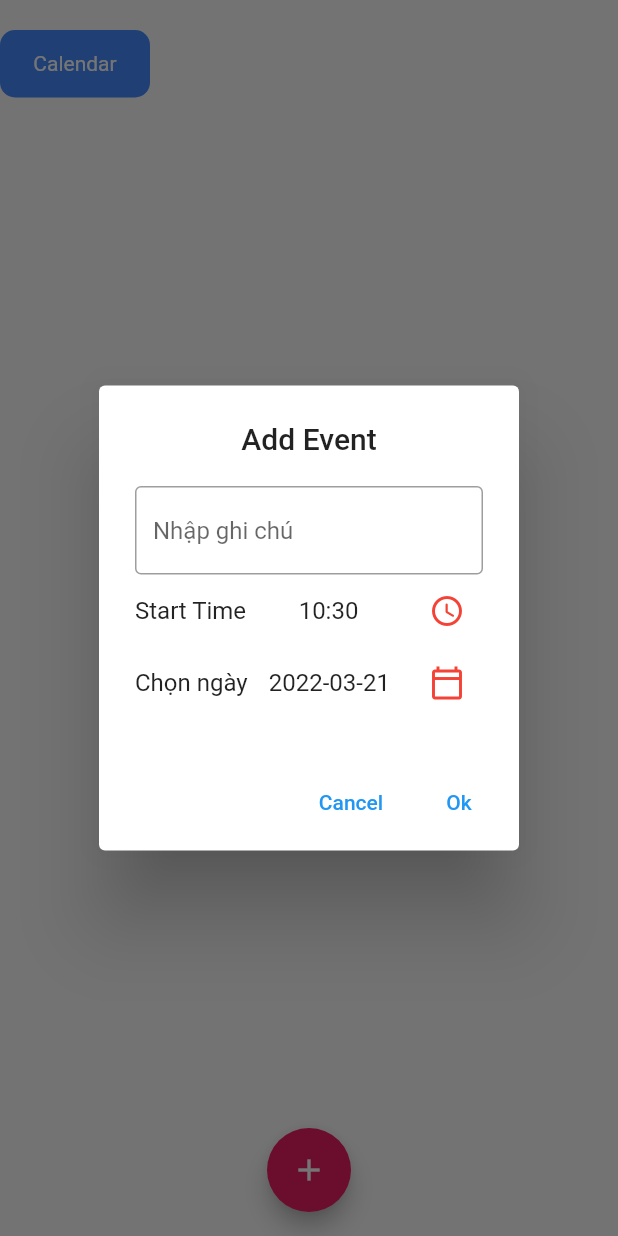
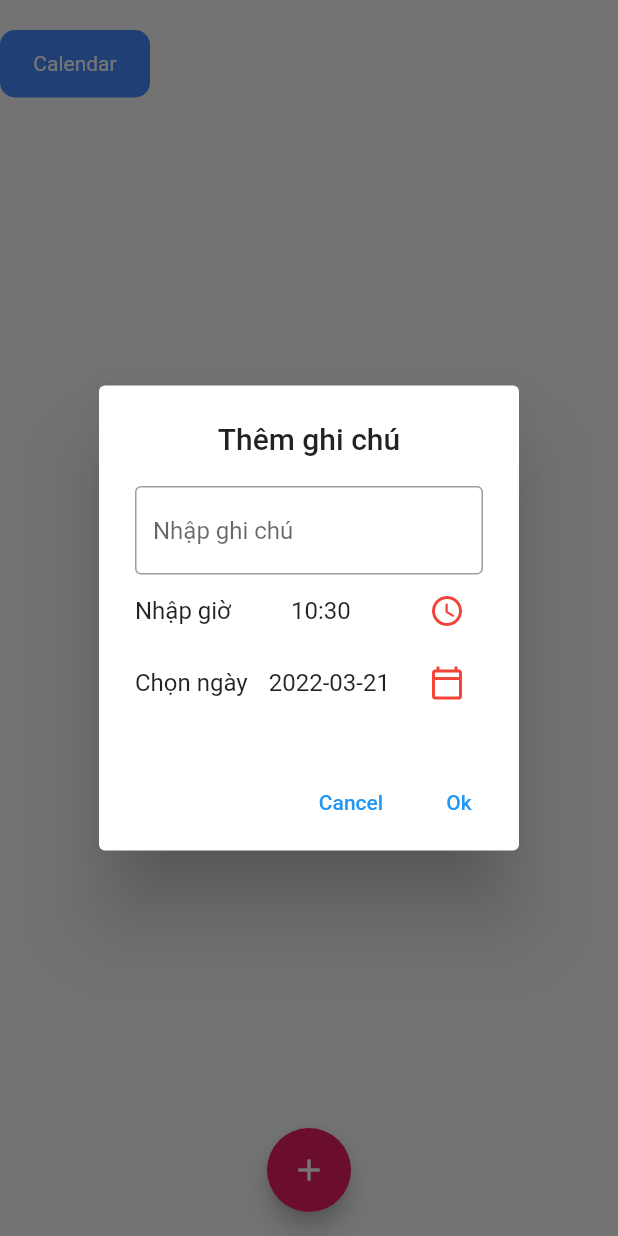
Before and after one commit to Hainam16/note, a Flutter app: the TimeLine screen opened directly, after a tap on the "add" icon, on a phone screen of 412 x 824 dp. Run offline on Flutter 3.47's test engine with Material 2 defaults, Android fonts, the phone set to English and light mode, and no system bars; our stand-ins replace flutter_easyloading, flutter_slidable, get, sembast, table_calendar, timeline_tile.

Commit message:
fix overflow

```diff
--- a/lib/databases/local_database.dart
+++ b/lib/databases/local_database.dart
@@ -1,12 +1,9 @@
 import 'dart:async';
 import 'dart:io';
-
 import 'package:path/path.dart';
 import 'package:path_provider/path_provider.dart';
 import 'package:sembast/sembast.dart';
 import 'package:sembast/sembast_io.dart';
-
-
 export 'package:sembast/sembast.dart';
 
 class LocalDatabase {
@@ -23,9 +20,6 @@ class LocalDatabase {
       return _dbOpenCompleter.future;
 
   }
-
-
-
   Future _openDatabase() async {
     final Directory appDocumentDir = await getApplicationDocumentsDirectory();
     final dbPath = join(appDocumentDir.path, databaseName);
--- a/lib/pages/timeline.dart
+++ b/lib/pages/timeline/timeline.dart
@@ -120,7 +120,7 @@ class _TimeLineState extends State<TimeLine> {
           onPressed: () => showDialog(
             context: context,
             builder: (context) => Obx(() => AlertDialog(
-                  title: const Align(child: Text("Add Event")),
+                  title: const Align(child: Text('Thêm ghi chú')),
                   content: Column(
                     mainAxisSize: MainAxisSize.min,
                     children: [
@@ -134,7 +134,7 @@ class _TimeLineState extends State<TimeLine> {
                       Row(
                         mainAxisAlignment: MainAxisAlignment.spaceBetween,
                         children: [
-                          const Text('Start Time'),
+                          const Text('Nhập giờ'),
                           Text(controller.startTime.value),
                           IconButton(
                             onPressed: () {
@@ -171,12 +171,14 @@ class _TimeLineState extends State<TimeLine> {
                   ),
                   actions: [
                     TextButton(
-                      child: const Text("Cancel"),
+                      child: const Text('Cancel'),
                       onPressed: () => Get.back(),
                     ),
                     TextButton(
                       child: const Text("Ok"),
                       onPressed: () async {
+                        if (controller.eventController.value.text.isEmpty) {
+                        } else {
                           Models models = Models(
                               title: controller.eventController.value.text,
                               hour: controller.startTime.value,
@@ -198,6 +200,7 @@ class _TimeLineState extends State<TimeLine> {
 
                           if (widget.onChanged != null) {
                             widget.onChanged!(selectedModels);
+                          }
                         }
                         controller.update();
                         Get.back(result: selectedModels);
--- a/pubspec.yaml
+++ b/pubspec.yaml
@@ -37,7 +37,6 @@ dependencies:
   sembast: ^3.2.0
   path: ^1.8.0
   flutter_slidable: ^1.2.0
-  timeline_tile: ^2.0.0
   flutter_easyloading: ^3.0.3
 
   # The following adds the Cupertino Icons font to your application.
```
Also changed, not shown: lib/pages/calendar/page.dart (+35 -19 lines). Lines whose indentation alone changed are shown as unchanged.
